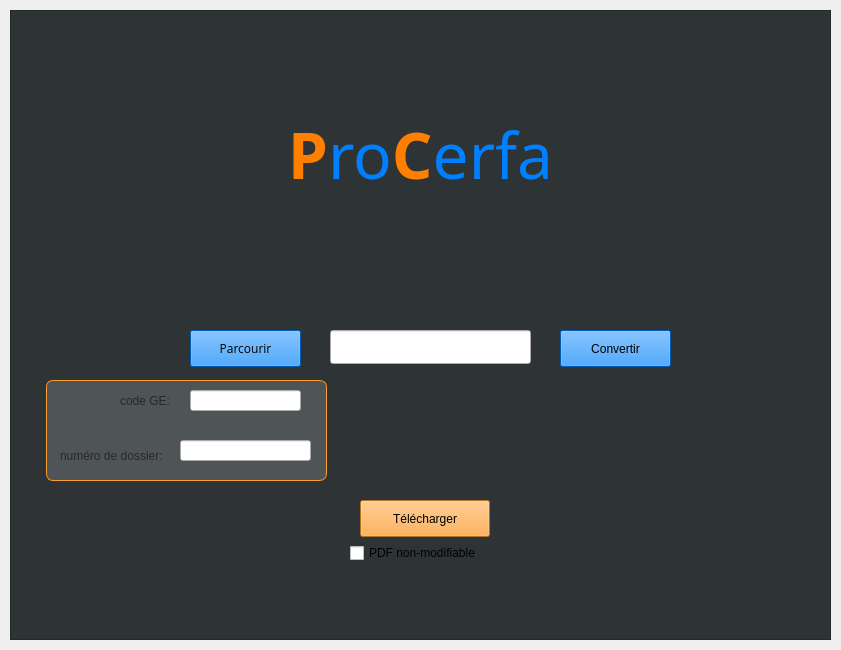
cloud441/Procerfa, file modules/ui/qt_ui/mainwindow.ui: the form before one commit.
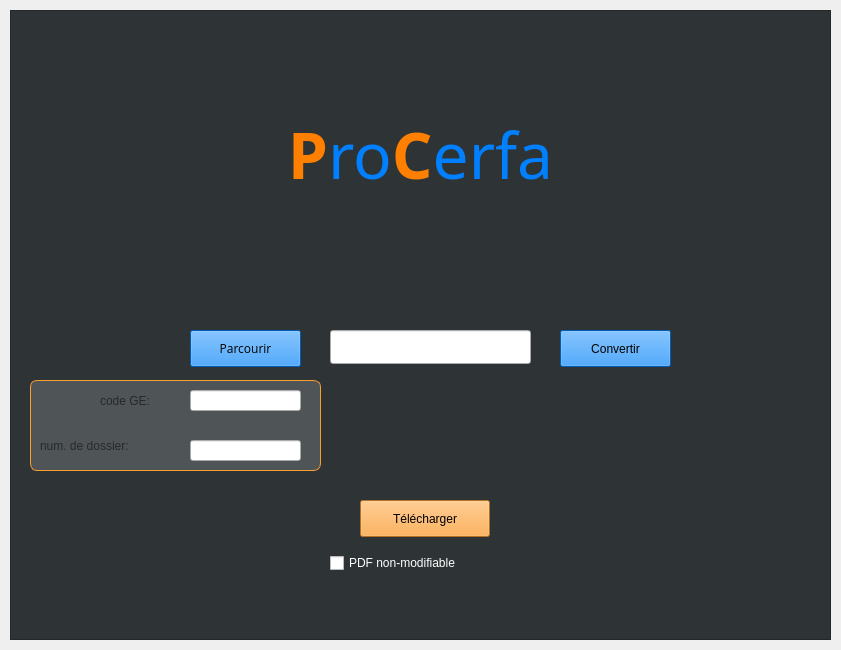
The form after the commit.

Commit message: [UI]: rebuild button and ui

What changed in the file:
```diff
--- a/modules/ui/qt_ui/mainwindow.ui
+++ b/modules/ui/qt_ui/mainwindow.ui
@@ -164,9 +164,9 @@
      <widget class="QLineEdit" name="file_nb_edit">
       <property name="geometry">
        <rect>
-        <x>170</x>
+        <x>180</x>
         <y>430</y>
-        <width>131</width>
+        <width>111</width>
         <height>21</height>
        </rect>
       </property>
@@ -180,12 +180,17 @@
      <widget class="QLabel" name="label">
       <property name="geometry">
        <rect>
-        <x>110</x>
+        <x>90</x>
         <y>380</y>
-        <width>51</width>
+        <width>71</width>
         <height>21</height>
        </rect>
       </property>
+      <property name="font">
+       <font>
+        <pointsize>9</pointsize>
+       </font>
+      </property>
       <property name="text">
        <string>code GE:</string>
       </property>
@@ -193,23 +198,28 @@
      <widget class="QLabel" name="label_2">
       <property name="geometry">
        <rect>
-        <x>50</x>
-        <y>430</y>
-        <width>121</width>
+        <x>30</x>
+        <y>420</y>
+        <width>131</width>
         <height>31</height>
        </rect>
       </property>
+      <property name="font">
+       <font>
+        <pointsize>9</pointsize>
+       </font>
+      </property>
       <property name="text">
-       <string>numéro de dossier:</string>
+       <string>num. de dossier:</string>
       </property>
      </widget>
      <widget class="Line" name="line">
       <property name="geometry">
        <rect>
-        <x>36</x>
+        <x>20</x>
         <y>370</y>
-        <width>281</width>
-        <height>101</height>
+        <width>291</width>
+        <height>91</height>
        </rect>
       </property>
       <property name="styleSheet">
@@ -227,14 +237,19 @@
      <widget class="QCheckBox" name="readonly_checkbox">
       <property name="geometry">
        <rect>
-        <x>340</x>
-        <y>530</y>
-        <width>141</width>
+        <x>320</x>
+        <y>540</y>
+        <width>201</width>
         <height>26</height>
        </rect>
       </property>
+      <property name="font">
+       <font>
+        <pointsize>9</pointsize>
+       </font>
+      </property>
       <property name="styleSheet">
-       <string notr="true">checkBox-&gt;setStyleSheet(&quot;QCheckBox { color: white }&quot;);</string>
+       <string notr="true">color : rgb(255,255,255)</string>
       </property>
       <property name="text">
        <string>PDF non-modifiable</string>
```
Left out of the diff: 11 changed lines with no effect on the pictures. The commit also changes 1 other file.
